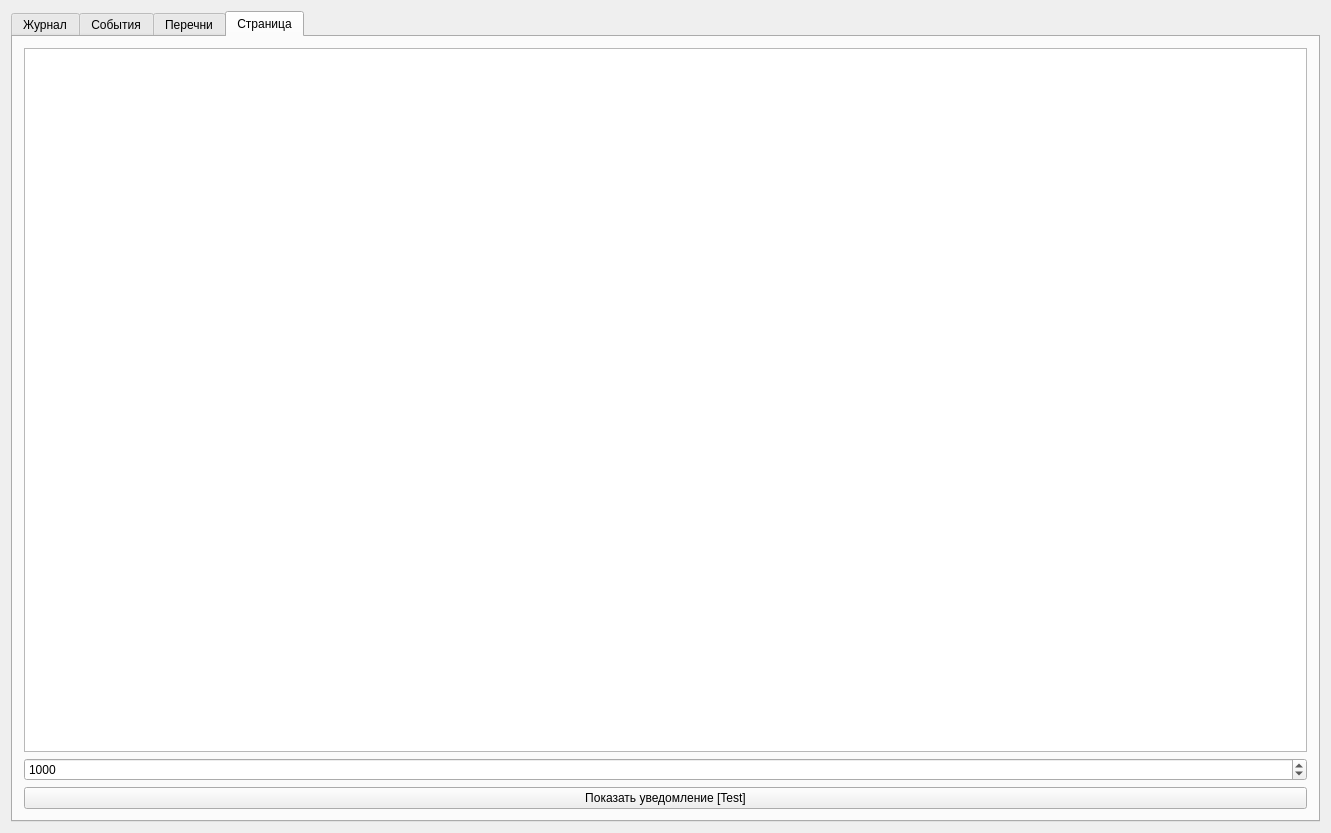
Qt form mainsizwindow.ui (OpexXXX/SIZ) before a commit.
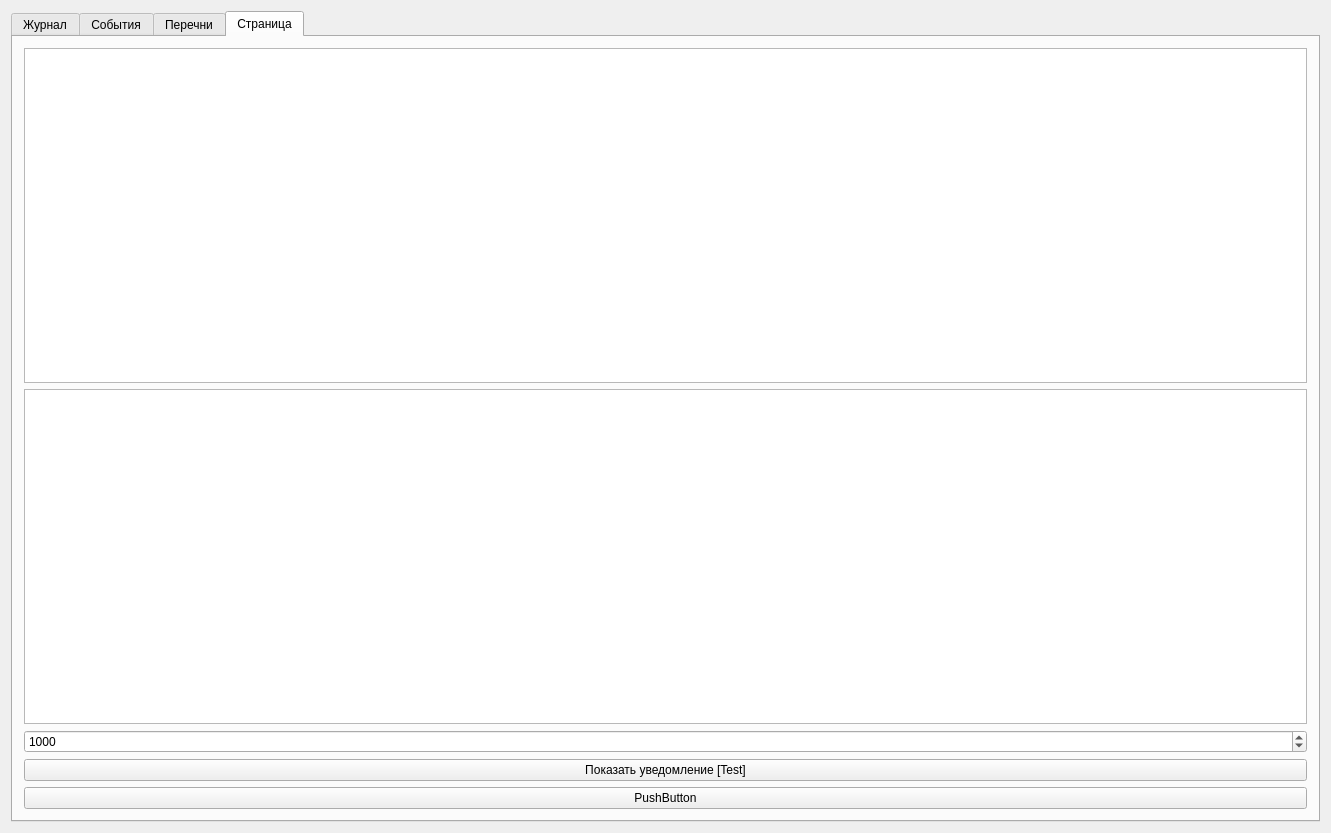
The same form after that commit. The open tabs and pages were chosen to show the change. Icons and pictures are not drawn.

```diff
--- a/mainsizwindow.ui
+++ b/mainsizwindow.ui
@@ -150,7 +150,7 @@
                 <number>10</number>
                </property>
                <item>
-                <widget class="QPushButton" name="pushButton">
+                <widget class="QPushButton" name="addRowMainTable">
                  <property name="text">
                   <string>Добавить </string>
                  </property>
@@ -682,6 +682,9 @@
        <layout class="QVBoxLayout" name="verticalLayout_2">
         <item>
          <layout class="QVBoxLayout" name="verticalLayout_5">
+          <item>
+           <widget class="QTableView" name="tableViewTemp"/>
+          </item>
           <item>
            <widget class="QPlainTextEdit" name="plainTextEdit">
             <property name="plainText">
@@ -709,6 +712,13 @@
             </property>
            </widget>
           </item>
+          <item>
+           <widget class="QPushButton" name="pushButton">
+            <property name="text">
+             <string>PushButton</string>
+            </property>
+           </widget>
+          </item>
          </layout>
         </item>
        </layout>
```
Left out of the diff: 12 changed lines with no effect on the pictures.
